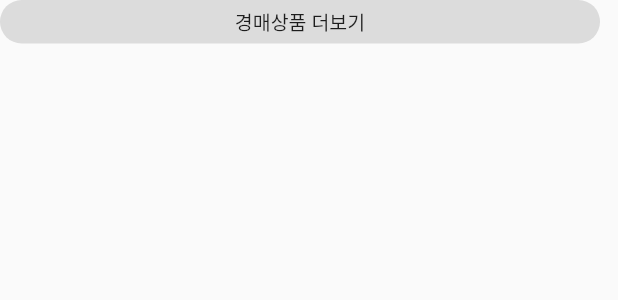
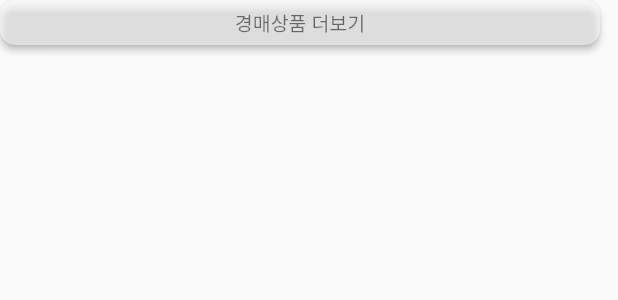
Before and after one commit to Eddington524/cola, a Flutter app: the MoreButton widget shown alone on an empty page, opened directly, on a phone screen of 412 x 824 dp. Shown: the top 300 px of the screen. Run offline on Flutter 3.47's test engine with Material 2 defaults, Android fonts, the phone set to English and light mode, and no system bars; our stand-ins replace like_button; network calls fail; Roboto replaces fonts that are missing (SFRegular).

Commit message:
refator: 이름 변경으로 인한 import 수정

```diff
--- a/lib/pages/home/home.dart
+++ b/lib/pages/home/home.dart
@@ -12,8 +12,6 @@ class HomePage extends StatefulWidget {
 
 class _HomePageState extends State<HomePage> with TickerProviderStateMixin {
   late TabController _nestedTabController;
-
-  // _ private 변수 같은 클래스 내에서만 사용가능?
 
   @override
   void initState() {
@@ -74,7 +72,7 @@ class _HomePageState extends State<HomePage> with TickerProviderStateMixin {
           Expanded(
               child: TabBarView(
             controller: _nestedTabController,
-            children: const [TownScreen(), ItemScreen(), FollowScreen()],
+            children: [TownScreen(), ItemScreen(), FollowScreen()],
           ))
         ],
       ),
--- a/lib/widget/more_button.dart
+++ b/lib/widget/more_button.dart
@@ -7,17 +7,20 @@ class MoreButton extends StatelessWidget {
 
   @override
   Widget build(BuildContext context) {
-    return Container(
+    return SizedBox(
       width: 400,
-      decoration: BoxDecoration(
-        color: Colors.black12,
-        borderRadius: BorderRadius.circular(45),
-      ),
-      child: Padding(
-        padding: EdgeInsets.symmetric(vertical: 5),
+      height: 30,
+      child: ElevatedButton(
+        onPressed: () {},
+        style: ElevatedButton.styleFrom(
+          backgroundColor: Colors.white54,
+          shape: RoundedRectangleBorder(
+            borderRadius: BorderRadius.circular(10),
+          ),
+        ),
         child: Text(
           '$text',
-          style: TextStyle(fontSize: 13),
+          style: TextStyle(fontSize: 13, color: Colors.black54),
           textAlign: TextAlign.center,
         ),
       ),
--- a/lib/widget/news_listview.dart
+++ b/lib/widget/news_listview.dart
@@ -1,5 +1,5 @@
 import 'package:cola/theme/custom_color.dart';
-import 'package:cola/widget/box.dart';
+import 'package:cola/widget/small_button.dart';
 import 'package:cola/widget/item_image.dart';
 import 'package:flutter/material.dart';
 
@@ -49,8 +49,8 @@ class _NewsListViewState extends State<NewsListView> {
                           '콜리포터🪐',
                           style: TextStyle(fontSize: 18, fontWeight: FontWeight.w600),
                         ))),
-                Box(
-                    w: 60,
+                Small_button(
+                    w: 70,
                     h: 30,
                     bgColor: CustomColors().mainBlue,
                     textColor: Colors.white,
--- a/lib/widget/rank_listview.dart
+++ b/lib/widget/rank_listview.dart
@@ -1,4 +1,4 @@
-import 'package:cola/model/model.dart';
+import 'package:cola/model/detail_item.dart';
 import 'package:cola/pages/detail/item_detail.dart';
 import 'package:cola/widget/item_image.dart';
 import 'package:flutter/material.dart';
@@ -91,7 +91,7 @@ class _RankListViewState extends State<RankListView> {
           detailContents[index],
           tags[index],
           detailImage[index]));
-
+// todo 객체 형태로
   late int count = 0;
   late int rankNum = 0;
 
--- a/lib/widget/section/news_section.dart
+++ b/lib/widget/section/news_section.dart
@@ -3,7 +3,7 @@ import 'package:cola/widget/section/section.dart';
 import 'package:flutter/material.dart';
 
 import 'package:cola/theme/custom_color.dart';
-import 'package:cola/widget/box.dart';
+import 'package:cola/widget/small_button.dart';
 import 'package:cola/widget/item_image.dart';
 import 'package:cola/widget/item_title_row.dart';
 
```
Also changed, not shown: lib/pages/detail/item_detail.dart (+34 -12 lines), lib/widget/auction_listview.dart (+11 -28 lines), lib/widget/section/promotion_section.dart (+17 -11 lines), lib/model/detail_item.dart (renamed from lib/model/model.dart).
